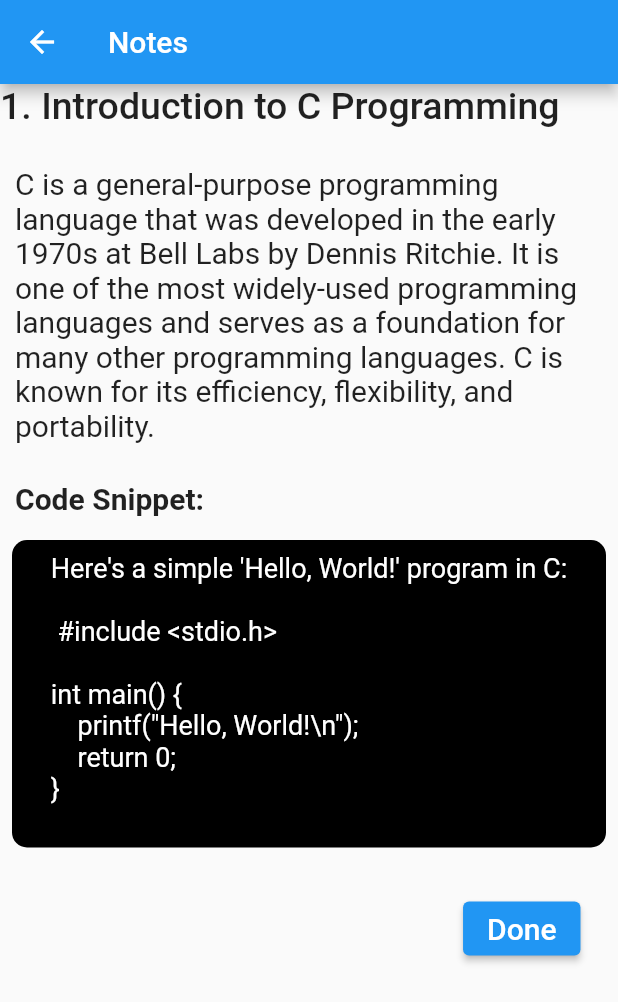
After one commit to Ashlesh105/Education_app, a Flutter app: the screen it shows after launch, item 2 of the bottom bar chosen, after a tap on "Notes", on a phone screen of 412 x 824 dp. The commit adds this screen. Shown: the top 1002 px of the screen. Run offline on Flutter 3.47's test engine with Material 2 defaults, Android fonts, the phone set to English and light mode, and no system bars; our stand-ins replace animated_splash_screen, percent_indicator.

Commit message:
till course

````diff
--- a/lib/Contents directory/Contents.dart
+++ b/lib/Contents directory/Contents.dart
@@ -1,6 +1,5 @@
 import 'package:education_app1/Contents%20directory/Home.dart';
 import 'package:flutter/material.dart';
-
 import 'Course.dart';
 import 'Quiz.dart';
 
@@ -39,9 +38,9 @@ class _ContentsPageState extends State<ContentsPage> {
           },
           currentIndex:
               myIndex, //currentIndex will set to the initial index of the state
-          items: [
+          items: const [
             BottomNavigationBarItem(
-              icon: GestureDetector(child: Icon(Icons.home_filled)),
+              icon: Icon(Icons.home_filled),
               label: 'Home',
             ),
             BottomNavigationBarItem(
--- a/lib/Contents directory/Course.dart
+++ b/lib/Contents directory/Course.dart
@@ -1,293 +1,130 @@
-import 'package:flutter/material.dart';
 import 'dart:convert';
 
+import 'package:flutter/material.dart';
+import 'package:education_app1/custom-widget.dart';
 import 'package:flutter/services.dart';
-class DataList {
-  final String title;
-  final List<DataList> children;
 
-  DataList(this.title, [this.children = const <DataList>[]]);
+void main() {
+  runApp(const MaterialApp(
+    home: Course(),
+    debugShowCheckedModeBanner: false,
+  ));
 }
 
-class EndDrawer extends StatelessWidget {
-  final List<DataList> data;
+class Course extends StatefulWidget {
+  const Course({super.key});
 
-  EndDrawer({required this.data});
-
-  Widget _buildExpandableList(List<DataList> dataList, BuildContext context) {
-    return ListView.builder(
-      shrinkWrap: true,
-      physics: NeverScrollableScrollPhysics(),
-      itemCount: dataList.length,
-      itemBuilder: (BuildContext context, int index) {
-        return Padding(
-          padding: const EdgeInsets.all(8.0),
-          child: Container(
-            padding: EdgeInsets.all(10.0),
-            decoration: BoxDecoration(
-              color: Colors.white,
-              border: Border.all(color: Colors.white),
-              borderRadius: BorderRadius.circular(8.0),
-            ),
-            child: _buildExpansionTile(dataList[index], context),
-          ),
-        );
-      },
-    );
+  @override
+  State<Course> createState() => _CourseState();
 }
 
-  Widget _buildExpansionTile(DataList dataList, BuildContext context) {
-    return ExpansionTile(
-      title: Text(dataList.title),
-      children: _buildChildren(dataList.children, context),
-    );
-  }
-
-  List<Widget> _buildChildren(List<DataList> children, BuildContext context) {
-    List<Widget> widgets = [];
-
-    for (var child in children) {
-      if (child.children.isEmpty) {
-        widgets.add(_buildListTile(child, context));
-      } else {
-        widgets.add(_buildExpansionTile(child, context));
-      }
-    }
-
-    return widgets;
-  }
-
-  Widget _buildListTile(DataList dataList, BuildContext context) {
-    return ListTile(
-      title: Text(dataList.title),
-      onTap: () {
-        // Handle item tap
-        Navigator.of(context).pop(); // Close the drawer
-        // You can add navigation logic here
-      },
-    );
-  }
-
+class _CourseState extends State<Course> {
   @override
   Widget build(BuildContext context) {
-    return Drawer(
-      child: Container(
-        color: Colors.black, // Set the background color to black
-        child: ListView(
+    return Scaffold(
+      appBar: AppBar(
+        title: Text('Course'),
+      ),
+      body: SingleChildScrollView(
+        scrollDirection: Axis.vertical,
+        child: SingleChildScrollView(
+          scrollDirection: Axis.horizontal,
+          child: Column(
             children: [
-            DrawerHeader(
-              child: Center(
-                child: Container(
-                  padding: EdgeInsets.all(10.0),
-                  decoration: BoxDecoration(border: Border.all(color: Colors.white)),
-                  child: Text(
-                    'SYLLABUS VIEW',
-                    style: TextStyle(color: Colors.white, fontSize: 15),
+              Row(
+                children: [
+                  TopicWidget(
+                    text: "Introduction to C",
+                    height: MediaQuery.of(context).size.height * 0.5,
+                    width: MediaQuery.of(context).size.width * 0.7,
+                    jsonData: {
+                      "title": "1. Introduction to C Programming",
+                      "explanation":
+                          "C is a general-purpose programming language that was developed in the early 1970s at Bell Labs by Dennis Ritchie. It is one of the most widely-used programming languages and serves as a foundation for many other programming languages. C is known for its efficiency, flexibility, and portability.",
+                      "codeSnippet":
+                          "Here's a simple 'Hello, World!' program in C:\n\n #include <stdio.h>\n\nint main() {\n    printf(\"Hello, World!\\n\");\n    return 0;\n}\n"
+                    },
                   ),
+                  TopicWidget(
+                      text: "Basics of C",
+                      jsonData: {
+                        "title": "2. Basics of C Programming",
+                        "explanation":
+                            "To begin programming in C, it's important to understand the basics of the language. This includes the structure of a C program, data types, variables, constants, and basic input/output operations.",
+                        "codeSnippet":
+                            "Here's an example of declaring variables and printing their values:\n\n```c\n#include <stdio.h>\n\nint main() {\n    int number = 42;\n    float pi = 3.14159;\n    printf(\"Number: %d\\n\", number);\n    printf(\"Pi: %f\\n\", pi);\n    return 0;\n}\n```"
+                      },
+                      height: MediaQuery.of(context).size.height * 0.5,
+                      width: MediaQuery.of(context).size.width * 0.7)
+                ],
               ),
+              Row(
+                children: [
+                  TopicWidget(
+                      text: "Control flow & decision making in C",
+                      jsonData: {
+                        "title": "3. Control Flow and Decision Making",
+                        "explanation":
+                            "Control flow in C involves making decisions and executing specific code blocks based on conditions. C provides various control structures such as if statements, switch statements, loops (while, for, do-while), and more.",
+                        "codeSnippet":
+                            "Here's an example of an if statement in C:\n\n```c\n#include <stdio.h>\n\nint main() {\n    int num = 10;\n    if (num > 0) {\n        printf(\"Positive\\n\");\n    } else {\n        printf(\"Non-positive\\n\");\n    }\n    return 0;\n}\n```"
+                      },
+                      height: MediaQuery.of(context).size.height * 0.5,
+                      width: MediaQuery.of(context).size.width * 0.7),
+                  TopicWidget(
+                      text: "Functions & Modular Programming in C",
+                      jsonData: {
+                        "title": "4. Functions and Modular Programming",
+                        "explanation":
+                            "Functions are a fundamental concept in C programming, allowing you to break your code into smaller, reusable blocks. Modular programming involves organizing your code into separate functions for better maintainability and readability.",
+                        "codeSnippet":
+                            "Here's an example of defining and using a function in C:\n\n```c\n#include <stdio.h>\n\nint add(int a, int b) {\n    return a + b;\n}\n\nint main() {\n    int result = add(3, 5);\n    printf(\"Result: %d\\n\", result);\n    return 0;\n}\n```"
+                      },
+                      height: MediaQuery.of(context).size.height * 0.5,
+                      width: MediaQuery.of(context).size.width * 0.7)
+                ],
               ),
+              Row(
+                children: [
+                  TopicWidget(
+                      text: "Arrays & Pointers in C",
+                      jsonData: {
+                        "title": "5. Arrays and Pointers",
+                        "explanation":
+                            "Arrays are used to store collections of data of the same type. Pointers are variables that store memory addresses. Understanding arrays and pointers is crucial for efficient memory management and data manipulation in C.",
+                        "codeSnippet":
+                            "Here's an example of declaring an array and using a pointer in C:\n\n```c\n#include <stdio.h>\n\nint main() {\n    int numbers[] = {1, 2, 3, 4, 5};\n    int *ptr = numbers;\n    printf(\"Value at index 2: %d\\n\", numbers[2]);\n    printf(\"Value using pointer: %d\\n\", *(ptr + 2));\n    return 0;\n}\n```"
+                      },
+                      height: MediaQuery.of(context).size.height * 0.5,
+                      width: MediaQuery.of(context).size.width * 0.7),
+                  TopicWidget(
+                      text: " Structures & Unions in C",
+                      jsonData: {
+                        "title": "6. Structures and Unions",
+                        "explanation":
+                            "Structures allow you to create custom data types by grouping multiple variables of different data types into a single unit. Unions, on the other hand, share memory space among their members.",
+                        "codeSnippet":
+                            "Here's an example of defining a structure and a union in C:\n\n```c\nstruct Point {\n    int x;\n    int y;\n};\n\nunion Data {\n    int i;\n    float f;\n    char str[20];\n};\n```"
+                      },
+                      height: MediaQuery.of(context).size.height * 0.5,
+                      width: MediaQuery.of(context).size.width * 0.7)
+                ],
               ),
-            _buildExpandableList(data, context),
+              TopicWidget(
+                  text: " File Handling and I/O in C ",
+                  jsonData: {
+                    "title": "7. File Handling and I/O",
+                    "explanation":
+                        "C allows you to read from and write to files using file handling functions such as fopen, fclose, fread, and fwrite. You can perform both text and binary file I/O and handle errors gracefully.",
+                    "codeSnippet":
+                        "Here's an example of opening a text file and writing data in C:\n\n```c\n#include <stdio.h>\n\nint main() {\n    FILE *file = fopen(\"example.txt\", \"w\");\n    fprintf(file, \"Hello, File!\");\n    fclose(file);\n    return 0;\n}\n```"
+                  },
+                  height: MediaQuery.of(context).size.height * 0.5,
+                  width: MediaQuery.of(context).size.width * 0.7)
             ],
+          ),
         ),
       ),
     );
   }
 }
-void main() {
-  runApp( Course());
-}
-
-class Course extends StatelessWidget {
-  const Course({Key? key}) : super(key: key);
-
-  @override
-  Widget build(BuildContext context) {
-    return MaterialApp(
-      // Hide the debug banner
-      debugShowCheckedModeBanner: false,
-
-      home: const CouresPage(),
-    );
-  }
-}
-
-class CouresPage extends StatefulWidget {
-  const CouresPage({Key? key}) : super(key: key);
-
-  @override
-  State<CouresPage> createState() => _CoursePageState();
-}
-
-class _CoursePageState extends State<CouresPage> {
-  List _items = [];
-
-  // Fetch content from the json file
-  Future<void> readJson() async {
-    final String response = await rootBundle.loadString('assets/contents.json');
-    final data = await json.decode(response);
-    setState(() {
-      _items = data["items"];
-    });
-  }
-
-  @override
-  void initState() {
-    super.initState();
-    // Call the readJson method when the app starts
-    readJson();
-  }
-
-  @override
-  Widget build(BuildContext context) {
-    final List<DataList> data = <DataList>[
-      DataList('Basics of C Programming', <DataList>[
-        DataList('Introduction to C', <DataList>[
-          DataList('History and significance'),
-          DataList('Structure of a C program'),
-          DataList('Writing and running your first program'),
-        ]),
-        DataList('Data Types and Variables', <DataList>[
-          DataList('Integer types (int, short, long)'),
-          DataList('Floating-point types (float, double)'),
-          DataList('Character type (char)'),
-          DataList('Constants and variables'),
-          DataList('Variable declaration and initialization'),
-        ]),
-        DataList('Operators and Expressions', <DataList>[
-          DataList('Arithmetic operators (+, -, *, /, %)'),
-          DataList('Assignment operators (=, +=, -=, *=, /=, %=)'),
-          DataList('Relational operators (==, !=, <, >, <=, >=)'),
-          DataList('Logical operators (&&, ||, !)'),
-          DataList('Increment (++) and decrement (--)'),
-          DataList('Bitwise operators (&, |, ^, <<, >>)'),
-        ]),
-        DataList('Control Flow', <DataList>[
-          DataList('Conditional statements (if, else if, else)'),
-          DataList('Switch statement'),
-          DataList('Loops (while, for, do-while)'),
-          DataList('Break and continue statements'),
-          DataList('Conditional (ternary) operator'),
-        ]),
-      ]),
-      DataList('Functions and Modular Programming', <DataList>[
-        DataList('Functions', <DataList>[
-          DataList('Function declaration and definition'),
-          DataList('Function parameters and return values'),
-          DataList('Function prototypes'),
-          DataList('Recursive functions'),
-          DataList('Function pointers'),
-        ]),
-        DataList('Scope and Storage Classes', <DataList>[
-          DataList('Local and global variables'),
-          DataList('Static variables'),
-          DataList('Automatic (local) variables'),
-          DataList('Register variables'),
-        ]),
-      ]),
-      DataList('Arrays and Pointers', <DataList>[
-        DataList('Arrays', <DataList>[
-          DataList('Declaring and initializing arrays'),
-          DataList('Multidimensional arrays'),
-          DataList('Passing arrays to functions'),
-          DataList('Array manipulation'),
-        ]),
-        DataList('Pointers', <DataList>[
-          DataList('Introduction to pointers'),
-          DataList('Pointer arithmetic'),
-          DataList('Pointers and arrays'),
-          DataList('Dynamic memory allocation (malloc, free)'),
-          DataList('Pointers to functions'),
-        ]),
-      ]),
-      DataList('Structured Data Types', <DataList>[
-        DataList('Structures', <DataList>[
-          DataList('Defining and using structures'),
-          DataList('Nested structures'),
-          DataList('Array of structures'),
-          DataList('Pointer to structures'),
-        ]),
-        DataList('Unions', <DataList>[
-          DataList('Defining and using unions'),
-          DataList('Differences between structures and unions'),
-        ]),
-      ]),
-      DataList('File Handling', <DataList>[
-        DataList('File Input/Output'),
-        DataList('Opening and closing files'),
-        DataList('Reading and writing text files'),
-        DataList('Binary file handling'),
-      ]),
-      DataList('Advanced C Programming', <DataList>[
-        DataList('Dynamic Memory Allocation', <DataList>[
-          DataList('malloc, calloc, realloc, free'),
-          DataList('Memory leaks and memory management'),
-        ]),
-        DataList('Preprocessor Directives', <DataList>[
-          DataList('Macros and #define'),
-          DataList('Conditional compilation (#ifdef, #ifndef, #endif)'),
-        ]),
-        DataList('Advanced Data Types', <DataList>[
-          DataList('Enumerations'),
-          DataList('Typedef'),
-        ]),
-        DataList('Bit Manipulation', <DataList>[
-          DataList('Bitwise operations for flags and masks'),
-        ]),
-        DataList('Error Handling', <DataList>[
-          DataList('Error codes and errno'),
-        ]),
-        DataList('Multi-file Programming', <DataList>[
-          DataList('Header files and source files'),
-          DataList('Makefiles and build systems'),
-        ]),
-        DataList('Advanced Topics (Optional)', <DataList>[
-          DataList('Function pointers and callbacks'),
-          DataList('Command-line arguments'),
-          DataList('Interfacing with hardware and low-level programming'),
-        ]),
-        DataList('C Standard Library', <DataList>[
-          DataList('Standard I/O functions (printf, scanf, etc.)'),
-          DataList('String manipulation functions (strcpy, strlen, etc.)'),
-          DataList('Math functions (math.h)'),
-          DataList('Time and date functions (time.h)'),
-        ]),
-      ]),
-    ];
-
-    return Scaffold(
-      endDrawer: EndDrawer(data: data), // Pass the data list to the EndDrawer
-      appBar: AppBar(
-        backgroundColor: Colors.black,
-      ),
-      body: Padding(
-        padding: const EdgeInsets.all(25),
-        child: Column(
-          children: [
-            // Display the data loaded from sample.json
-            _items.isNotEmpty
-                ? Expanded(
-              child: ListView.builder(
-                itemCount: _items.length,
-                itemBuilder: (context, index) {
-                  return Card(
-                    key: ValueKey(_items[index]["id"]),
-                    margin: const EdgeInsets.all(10),
-                    color: Colors.amber.shade100,
-                    child: ListTile(
-                      leading: Text(_items[index]["id"]),
-                      title: Text(_items[index]["name"]),
-                      subtitle: Text(_items[index]["description"]),
-
-                    ),
-                  );
-                },
-              ),
-            )
-                : Container()
-          ],
-        ),
-      ),
-    );
-  }
-}
--- a/lib/Contents directory/Home.dart
+++ b/lib/Contents directory/Home.dart
@@ -1,3 +1,5 @@
+import 'dart:async';
+
 import 'package:flutter/cupertino.dart';
 import 'package:flutter/material.dart';
 import 'package:percent_indicator/percent_indicator.dart';
@@ -15,6 +17,42 @@ class home extends StatefulWidget {
 }
 
 class _homeState extends State<home> {
+  double appUsagePercentage = 0.0; // Initialize the percentage (20%)
+
+  late Timer timer;
+
+  @override
+  void initState() {
+    super.initState();
+
+    // Start a timer to periodically update the percentage
+    timer = Timer.periodic(const Duration(seconds: 1), (timer) {
+      updatePercentage();
+    });
+  }
+
+  // Function to update the appUsagePercentage
+  void updatePercentage() {
+    setState(() {
+      // Simulate an increase in usage, update the percentage accordingly
+      appUsagePercentage += 0.01;
+      if (appUsagePercentage > 1.0) {
+        appUsagePercentage = 1.0; // Cap the percentage at 100%
+      }
+    });
+  }
+
+  double percentage = 0.2; // Initial percentage
+
+  void increasePercentage() {
+    // Increase the percentage (e.g., by 10%)
+    setState(() {
+      percentage += 0.1;
+      if (percentage > 1.0) {
+        percentage = 1.0; // Cap the percentage at 100%
+      }
+    });
+  }
   @override
   Widget build(BuildContext context) {
     return Scaffold(
@@ -43,8 +81,14 @@ class _homeState extends State<home> {
                           lineWidth: 5,
                           progressColor: Colors.deepPurple,
                           backgroundColor: Colors.deepPurple.shade100,
-                          percent: 0.2,
-                          center: Text('20%',style: TextStyle(fontSize: 20),),
+                          percent:  appUsagePercentage,
+                          center: Text(
+                            '${(appUsagePercentage * 100).toStringAsFixed(0)}%',
+                            style: const TextStyle(
+                              fontSize: 20,
+                              color: Colors.black,
+                            ),
+                          ),
                         )),
                   ),
                 ),
--- /dev/null
+++ b/lib/custom-widget.dart
@@ -0,0 +1,154 @@
+import 'package:flutter/material.dart';
+
+class TopicWidget extends StatefulWidget {
+  final double height;
+  final double width;
+  final Map<String, dynamic> jsonData;
+  final String text;
+
+  TopicWidget({
+    Key? key,
+    required this.text,
+    required this.jsonData,
+    required this.height,
+    required this.width,
+  }) : super(key: key);
+
+  @override
+  State<TopicWidget> createState() => _TopicWidgetState();
+}
+
+class _TopicWidgetState extends State<TopicWidget> {
+  bool isFavorite = false;
+
+  void toggleFavorite() {
+    setState(() {
+      isFavorite = !isFavorite;
+    });
+  }
+
+  void navigateToNotesPage() {
+    Navigator.of(context).push(
+      MaterialPageRoute(
+        builder: (context) => NotesPage(jsonData: widget.jsonData, onDonePressed: () { Navigator.pop(context); },),
+      ),
+    );
+  }
+
+  @override
+  Widget build(BuildContext context) {
+    return Padding(
+      padding: const EdgeInsets.all(8.0),
+      child: Container(
+        height: widget.height,
+        width: widget.width,
+        decoration: BoxDecoration(
+          color: Colors.white,
+          border: Border.all(color: Colors.black),
+          borderRadius: BorderRadius.circular(10),
+          boxShadow: [BoxShadow(color: Colors.black12, spreadRadius: 2.0)],
+        ),
+        child: Column(
+          children: [
+            Text(
+              widget.text,
+              style: TextStyle(color: Colors.black, fontSize: 20,fontWeight: FontWeight.bold),textAlign: TextAlign.center,
+            ),
+            Divider(
+              color: Colors.black,
+            ),
+            GestureDetector(
+              onTap: navigateToNotesPage,
+              child: Column(children: [Icon(Icons.book, size: widget.height / 2),Text('Notes',style: TextStyle(fontSize: 20),)],)
+            ),
+            // Adjust spacing
+            GestureDetector(
+              onTap: toggleFavorite,
+              child: Container(
+                alignment: Alignment.bottomRight,
+                decoration: BoxDecoration(
+                  color: isFavorite ? Colors.white : Colors.transparent,
+                  borderRadius: BorderRadius.circular(30),
+                ),
+                padding: EdgeInsets.all(10),
+                child: Icon(
+                  Icons.favorite,
+                  color: isFavorite ? Colors.black : Colors.grey,
+                  size: 36,
+                ),
+              ),
+            ),
+          ],
+        ),
+      ),
+    );
+  }
+}
+
+class NotesPage extends StatelessWidget {
+  final Map<String, dynamic> jsonData;
+  final Function() onDonePressed;
+
+  NotesPage({required this.jsonData, required this.onDonePressed});
+
+  @override
+  Widget build(BuildContext context) {
+    // Use jsonData to display content on this page
+    return Scaffold(
+      appBar: AppBar(
+        title: Text('Notes'),
+      ),
+      body: SingleChildScrollView(
+        child: Column(
+          mainAxisAlignment: MainAxisAlignment.start,
+          children: [
+            Container(
+              alignment: Alignment.topLeft,
+              child: Text(
+                jsonData['title'],
+                style: TextStyle(fontSize: 25, fontWeight: FontWeight.w500),
+              ),
+            ),
+            SizedBox(height: 16),
+            Container(
+              padding: EdgeInsets.all(10),
+              child: Text(
+                jsonData['explanation'],
+                style: TextStyle(fontSize: 20),
+              ),
+            ),
+            SizedBox(height: 16),
+            Container(
+              padding: EdgeInsets.only(left: 10),
+              alignment: Alignment.centerLeft,
+              child: Text(
+                'Code Snippet:',
+                style: TextStyle(fontSize:20, fontWeight: FontWeight.bold,),
+              ),
+            ),
+            SizedBox(height: 8),
+            Padding(
+              padding: const EdgeInsets.all(8.0),
+              child: Container(
+                alignment: Alignment.center,
+                padding: EdgeInsets.all(8),
+                decoration: BoxDecoration(
+                    color: Colors.black,
+                    shape: BoxShape.rectangle,
+                    borderRadius: BorderRadius.circular(10)),
+                child: Text(
+                  jsonData['codeSnippet'],
+                  style: TextStyle(fontSize: 18, color: Colors.white),
+                ),
+              ),
+            ),
+            Padding(
+              padding: EdgeInsets.only(right: 25,top: 10),
+              child: Container(height:60,alignment: Alignment.bottomRight,child: ElevatedButton(onPressed: onDonePressed, child: Text('Done',style: TextStyle(fontSize: 20),))),
+            )
+          ],
+        ),
+      ),
+    );
+  }
+}
--- a/lib/main.dart
+++ b/lib/main.dart
@@ -1,11 +1,10 @@
 import 'package:flutter/material.dart';
 import 'package:animated_splash_screen/animated_splash_screen.dart';
-
 import 'Contents directory/Contents.dart';
 
 
 void main() {
-  runApp(const MaterialApp(
+  runApp( MaterialApp(
     home: SplashScreen(),
     debugShowCheckedModeBanner: false,
   ));
@@ -28,7 +27,7 @@ class _SplashScreenState extends State<SplashScreen> {
           'assets/c_logo.gif',
         ),
         nextScreen: ContentsPage(),
-        duration: 3000,
+        duration: 100,
       ),
     ));
   }
--- a/pubspec.yaml
+++ b/pubspec.yaml
@@ -31,6 +31,7 @@ dependencies:
   flutter:
     sdk: flutter
   animated_splash_screen: ^1.3.0
+  expansion_tile_card: ^3.0.0
 
   # The following adds the Cupertino Icons font to your application.
   # Use with the CupertinoIcons class for iOS style icons.
@@ -41,6 +42,7 @@ dependencies:
 dev_dependencies:
   flutter_test:
     sdk: flutter
+
 
   # The "flutter_lints" package below contains a set of recommended lints to
   # encourage good coding practices. The lint set provided by the package is
@@ -61,7 +63,7 @@ flutter:
   uses-material-design: true
   assets:
     - assets/c_logo.gif
-    - assets/contents.json
+
 
   # To add assets to your application, add an assets section, like this:
   # assets:
````
Also changed, not shown: assets/contents.json (deleted, +0 -54 lines), pubspec.lock. Lines whose indentation alone changed are shown as unchanged.
